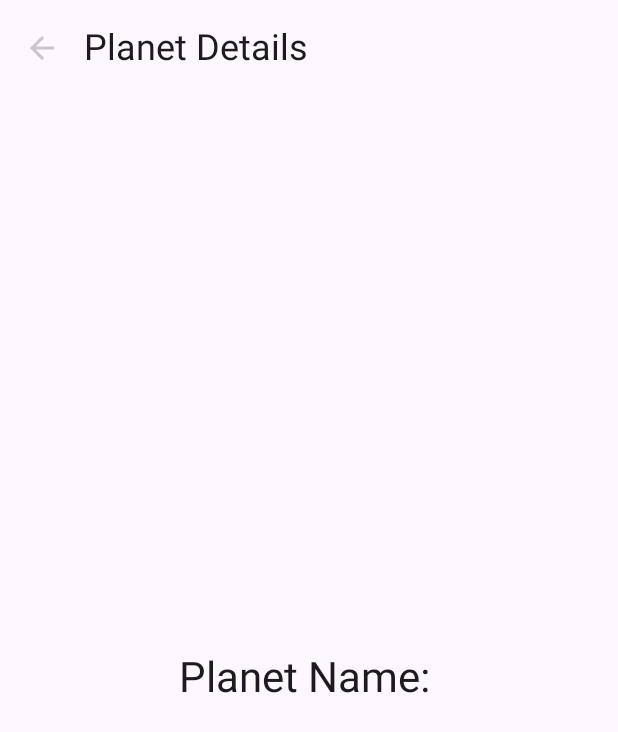
After one commit to Fatimamostafa/jptest, an Android app built with Jetpack Compose: the composable PlanetDetailScreen called with empty values, on a phone screen of 412 x 824 dp. The commit adds this screen. Shown: the top 732 px of the screen. Run offline under Robolectric (Android 15) with nearby library versions, the phone set to English and light mode, and no system bars.

Commit message:
navigation: planet details

```diff
--- a/app/build.gradle.kts
+++ b/app/build.gradle.kts
@@ -75,6 +75,7 @@ dependencies {
     implementation(libs.androidx.compose.ui)
     implementation(libs.androidx.compose.material3)
     implementation(libs.androidx.compose.ui.tooling.preview)
+    implementation(libs.androidx.compose.runtime.livedata)
 
     // Testing dependencies
     testImplementation(libs.junit)
--- a/app/src/main/java/com/fatimamostafa/jptest/data/local/PlanetDatabase.kt
+++ b/app/src/main/java/com/fatimamostafa/jptest/data/local/PlanetDatabase.kt
@@ -5,7 +5,7 @@ import androidx.room.RoomDatabase
 
 @Database(
     entities = [PlanetEntity::class],
-    version = 2,
+    version = 1,
 )
 
 abstract class PlanetDatabase : RoomDatabase() {
--- a/app/src/main/java/com/fatimamostafa/jptest/data/remote/PlanetApi.kt
+++ b/app/src/main/java/com/fatimamostafa/jptest/data/remote/PlanetApi.kt
@@ -1,12 +1,8 @@
 package com.fatimamostafa.jptest.data.remote
 
 import retrofit2.http.GET
-import retrofit2.http.Query
 
 interface PlanetApi {
-   @GET("planets")
-   suspend fun getPlanetsPage(@Query("page") page: Int) : PlanetResponse
-
     @GET("planets")
     suspend fun getPlanets() : PlanetResponse
 
--- a/app/src/main/java/com/fatimamostafa/jptest/data/remote/PlanetRemoteMediator.kt
+++ b/app/src/main/java/com/fatimamostafa/jptest/data/remote/PlanetRemoteMediator.kt
@@ -8,7 +8,6 @@ import androidx.room.withTransaction
 import com.fatimamostafa.jptest.data.local.PlanetDatabase
 import com.fatimamostafa.jptest.data.local.PlanetEntity
 import com.fatimamostafa.jptest.data.mappers.toPlanetEntity
-import kotlinx.coroutines.delay
 import retrofit2.HttpException
 import java.io.IOException
 
@@ -50,7 +49,7 @@ class PlanetRemoteMediator(
                 planetDb.dao.upsertAll(planetEntities)
             }
 
-            //Turned off pagination
+            ///Turned off pagination
             MediatorResult.Success(
                 endOfPaginationReached = true
             )
--- /dev/null
+++ b/app/src/main/java/com/fatimamostafa/jptest/presentation/planetdetail/PlanetDetailScreen.kt
@@ -0,0 +1,73 @@
+package com.fatimamostafa.jptest.presentation.planetdetail
+
+
+import androidx.compose.foundation.layout.Arrangement
+import androidx.compose.foundation.layout.Column
+import androidx.compose.foundation.layout.Spacer
+import androidx.compose.foundation.layout.fillMaxSize
+import androidx.compose.foundation.layout.fillMaxWidth
+import androidx.compose.foundation.layout.height
+import androidx.compose.foundation.layout.padding
+import androidx.compose.material.icons.Icons
+import androidx.compose.material.icons.automirrored.filled.ArrowBack
+import androidx.compose.material3.ExperimentalMaterial3Api
+import androidx.compose.material3.Icon
+import androidx.compose.material3.IconButton
+import androidx.compose.material3.MaterialTheme
+import androidx.compose.material3.Scaffold
+import androidx.compose.material3.Text
+import androidx.compose.material3.TopAppBar
+import androidx.compose.runtime.Composable
+import androidx.compose.ui.Modifier
+import androidx.compose.ui.text.style.TextAlign
+import androidx.compose.ui.unit.dp
+import androidx.navigation.NavController
+
+
+@OptIn(ExperimentalMaterial3Api::class)
+@Composable
+fun PlanetDetailScreen(
+    planetName: String,
+    navController: NavController
+) {
+    Scaffold(
+        topBar = {
+            TopAppBar(
+                title = {
+                    Text(
+                        text = "Planet Details",
+                        style = MaterialTheme.typography.headlineSmall
+                    )
+                },
+                navigationIcon = {
+                    IconButton(onClick = { navController.navigateUp() }) {
+                        Icon(
+                            imageVector = Icons.AutoMirrored.Filled.ArrowBack,
+                            contentDescription = "Navigate back",
+                            tint = MaterialTheme.colorScheme.outlineVariant // Use theme color for tint
+                        )
+                    }
+                },
+            )
+        },
+        content = { padding ->
+            Column(
+                verticalArrangement = Arrangement.Center,
+                modifier = Modifier
+                    .fillMaxSize()
+                    .padding(padding) // Add padding
+            ) {
+
+                Spacer(modifier = Modifier.height(16.dp)) // Add spacing between image and text
+                Text(
+                    text = "Planet Name: $planetName",
+                    textAlign = TextAlign.Center,
+                    maxLines = 1,
+                    style = MaterialTheme.typography.headlineMedium, // Use title style
+                    modifier = Modifier.fillMaxWidth() // Fill available width
+                )
+            }
+        }
+    )
+
+}
--- a/gradle/libs.versions.toml
+++ b/gradle/libs.versions.toml
@@ -7,7 +7,7 @@ junitVersion = "1.1.5"
 espressoCore = "3.5.1"
 appcompat = "1.6.1"
 material = "1.11.0"
-material3 = "1.2.0-rc01"
+material3 = "1.2.1"
 activity = "1.8.2"
 constraintlayout = "2.1.4"
 ksp = "1.9.22-1.0.18"
@@ -45,6 +45,7 @@ androidx-room-ktx = { module = "androidx.room:room-ktx", version.ref = "room" }
 androidx-compose-ui = { module = "androidx.compose.ui:ui" }
 androidx-compose-material3 = { module = "androidx.compose.material3:material3", version.ref = "material3" }
 androidx-compose-ui-tooling-preview = { module = "androidx.compose.ui:ui-tooling-preview" }
+androidx-compose-runtime-livedata = { module = "androidx.compose.runtime:runtime-livedata" }
 
 [plugins]
 androidApplication = { id = "com.android.application", version.ref = "agp" }
```
Also changed, not shown: app/src/main/java/com/fatimamostafa/jptest/MainActivity.kt (+52 -3 lines), app/src/main/java/com/fatimamostafa/jptest/compose/Screen.kt (added, +27 -0 lines), app/src/main/java/com/fatimamostafa/jptest/presentation/PlanetItem.kt (+13 -14 lines), app/src/main/java/com/fatimamostafa/jptest/presentation/PlanetScreen.kt (+5 -15 lines), app/src/main/java/com/fatimamostafa/jptest/presentation/planetdetail/PlanetDetailViewModel.kt (added, +21 -0 lines).
